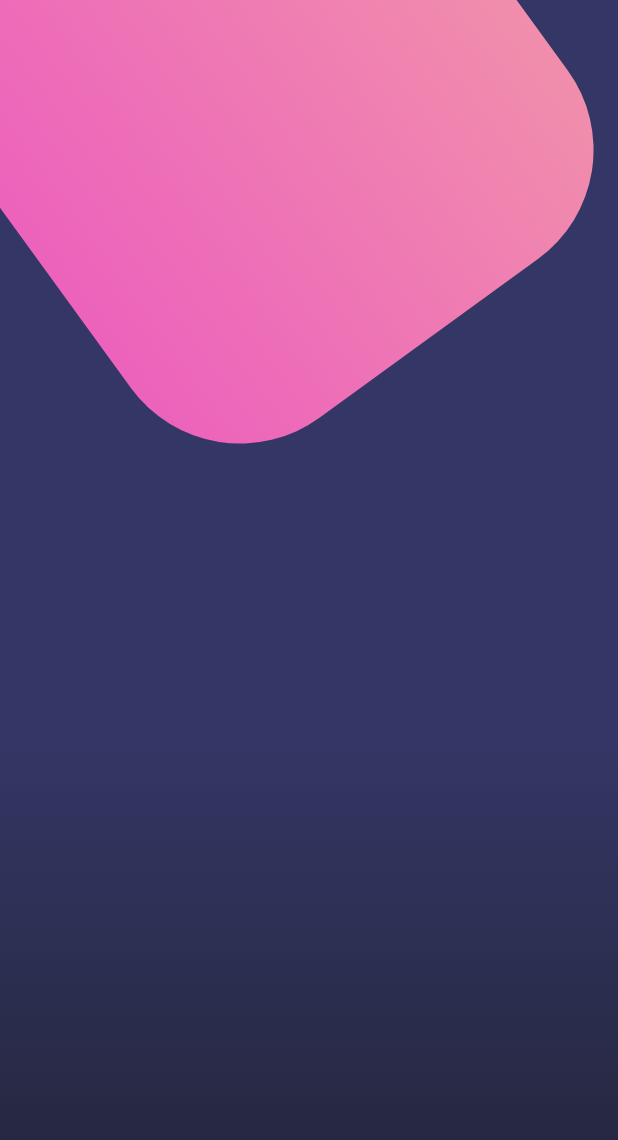
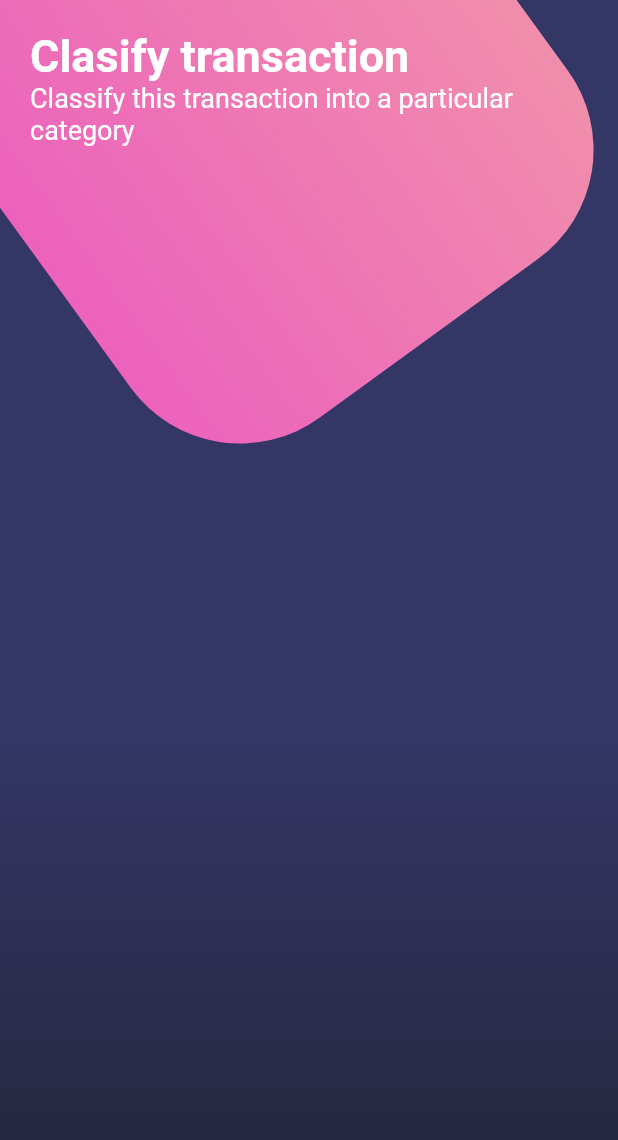
Before and after one commit to zesaru/flutter_design, a Flutter app: the screen it shows after launch, on a phone screen of 412 x 824 dp. Shown: the top 1140 px of the screen. Run offline on Flutter 3.47's test engine with Material 2 defaults, Android fonts, the phone set to English and light mode, and no system bars.

Commit message:
diseno status bar y titulos

```diff
--- a/lib/main.dart
+++ b/lib/main.dart
@@ -2,12 +2,16 @@ import 'package:flutter/material.dart';
 import 'package:design/src/pages/basico_page.dart';
 import 'package:design/src/pages/scroll_page.dart';
 import 'package:design/src/pages/botones_page.dart';
+import 'package:flutter/services.dart';
 
 void main() => runApp(MyApp());
 
 class MyApp extends StatelessWidget {
   @override
   Widget build(BuildContext context) {
+    SystemChrome.setSystemUIOverlayStyle(
+        SystemUiOverlayStyle.light.copyWith(statusBarColor: Colors.white));
+
     return MaterialApp(
       debugShowCheckedModeBanner: false,
       title: 'Diseños',
--- a/lib/src/pages/botones_page.dart
+++ b/lib/src/pages/botones_page.dart
@@ -9,6 +9,7 @@ class BotonesPage extends StatelessWidget {
       body: Stack(
         children: <Widget>[
           _fondoApp(),
+          _titulos(),
         ],
       ),
     );
@@ -52,4 +53,31 @@ class BotonesPage extends StatelessWidget {
       ],
     );
   }
+
+  Widget _titulos() {
+    return SafeArea(
+      child: Container(
+        padding: EdgeInsets.all(20.0),
+        child: Column(
+          crossAxisAlignment: CrossAxisAlignment.start,
+          children: <Widget>[
+            Text(
+              'Clasify transaction',
+              style: TextStyle(
+                  color: Colors.white,
+                  fontSize: 30.0,
+                  fontWeight: FontWeight.bold),
+            ),
+            Text(
+              'Classify this transaction into a particular category',
+              style: TextStyle(
+                color: Colors.white,
+                fontSize: 18.0,
+              ),
+            ),
+          ],
+        ),
+      ),
+    );
+  }
 }
```
